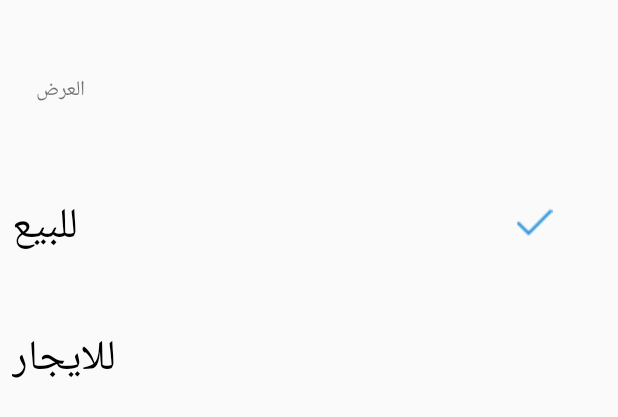
After one commit to Ahmed7313/Tawfiqyah, an Android app: the layout sale_rent_filter.xml on its own in the app's theme, with its tools: preview values and no code run, on a phone screen of 412 x 824 dp. The commit adds this screen. Shown: the top 417 px of the screen. Run offline under Robolectric (Android 15) with nearby library versions, the phone set to English and light mode, and no system bars; Roboto replaces fonts that are not available here.

Commit message:
شسيشسي

```diff
--- a/app/src/main/res/layout/activity_main.xml
+++ b/app/src/main/res/layout/activity_main.xml
@@ -149,7 +149,7 @@
                     android:layoutDirection="rtl"
                     android:layout_marginRight="8dp"
                     android:layout_marginTop="8dp"
-                    android:text="تحديد"
+                    android:text="تصفية"
                     android:textColor="@android:color/black"
                     android:textSize="16sp" />
 
--- /dev/null
+++ b/app/src/main/res/layout/sale_rent_filter.xml
@@ -0,0 +1,75 @@
+<?xml version="1.0" encoding="utf-8"?>
+<LinearLayout
+    xmlns:android="http://schemas.android.com/apk/res/android"
+    android:layout_width="match_parent"
+    android:orientation="vertical"
+    android:layout_marginTop="24dp"
+    android:layout_height="match_parent">
+
+    <TextView
+        android:layout_width="wrap_content"
+        android:layout_height="wrap_content"
+        android:text="العرض"
+        android:layout_margin="24dp"/>
+
+    <LinearLayout
+        android:id="@+id/filter_for_sale"
+        android:layout_width="match_parent"
+        android:layout_height="wrap_content"
+        android:layout_margin="8dp"
+        android:paddingTop="24dp"
+        android:layout_marginBottom="24dp"
+        android:orientation="horizontal">
+
+        <TextView
+            android:layout_width="0dp"
+            android:layout_height="wrap_content"
+            android:layout_gravity="left"
+            android:layout_marginRight="16dp"
+            android:layout_weight="3"
+            android:text="للبيع"
+            android:gravity="start"
+            android:textAlignment="viewStart"
+            android:textColor="@android:color/black"
+            android:textSize="28sp" />
+
+        <ImageView
+            android:id="@+id/check_mark_sale"
+            android:layout_width="0dp"
+            android:layout_weight="1"
+            android:layout_marginTop="8dp"
+            android:layout_height="wrap_content"
+            android:src="@drawable/check_mark"/>
+    </LinearLayout>
+
+    <LinearLayout
+        android:id="@+id/filter_for_rent"
+        android:layout_width="match_parent"
+        android:layout_height="wrap_content"
+        android:layout_margin="8dp"
+        android:paddingTop="24dp"
+        android:orientation="horizontal">
+
+        <TextView
+            android:layout_width="0dp"
+            android:layout_height="wrap_content"
+            android:layout_gravity="left"
+            android:layout_marginRight="16dp"
+            android:layout_weight="3"
+            android:text="للايجار"
+            android:gravity="start"
+            android:textAlignment="viewStart"
+            android:textColor="@android:color/black"
+            android:textSize="28sp" />
+
+        <ImageView
+            android:layout_width="0dp"
+            android:layout_weight="1"
+            android:layout_marginTop="8dp"
+            android:id="@+id/check_mark_rent"
+            android:visibility="invisible"
+            android:layout_height="wrap_content"
+            android:src="@drawable/check_mark"/>
+    </LinearLayout>
+
+</LinearLayout>
--- a/build.gradle
+++ b/build.gradle
@@ -5,7 +5,9 @@ buildscript {
         google()
         jcenter()
         mavenCentral()
-        maven { url "https://jitpack.io" }
+        maven {
+            url "https://jitpack.io"
+        }
 
     }
     dependencies {
```
Also changed, not shown: app/src/main/java/com/noon/tawfiqyah/FilterDialogs/SaleOrRentDialogueFilter.java (added, +80 -0 lines), app/src/main/java/com/noon/tawfiqyah/UI/ApartmentAdapter.java (+30 -28 lines), app/src/main/java/com/noon/tawfiqyah/UI/MainActivity.java (+16 -1 lines), app/src/main/java/com/noon/tawfiqyah/pojo/Apartment.java (+13 -1 lines), app/src/main/res/layout/raw_items.xml (+45 -48 lines), app/src/main/res/layout/search_bottom_sheet.xml (+0 -33 lines), app/src/main/res/drawable/check_mark.png (added).
